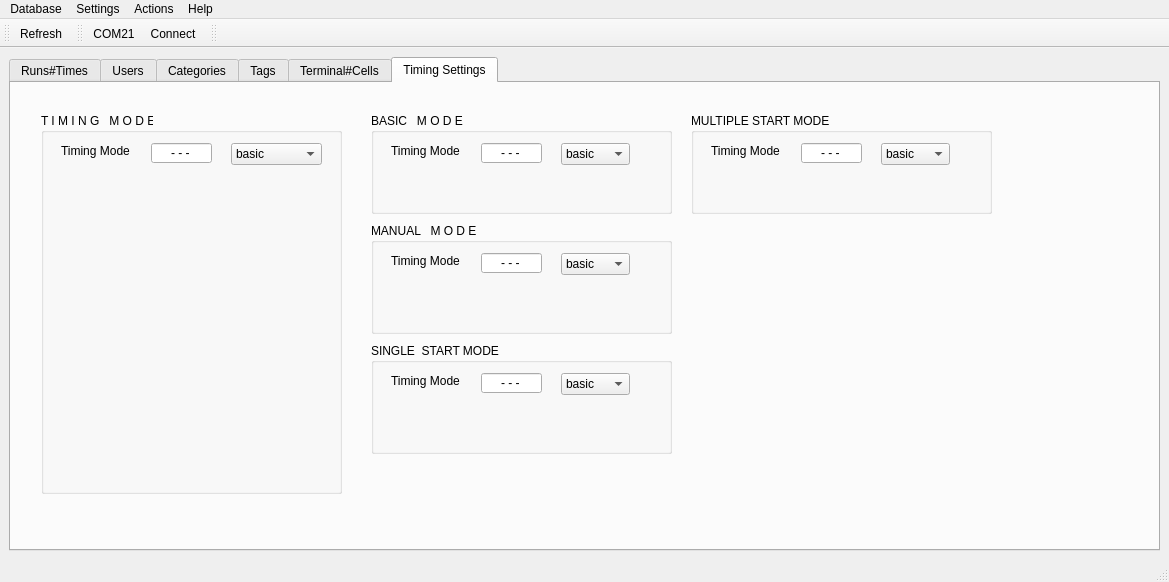
meloun/ew_aplikace, file Aplikace_1_0/Qt_designer/ewitis_qt_template_v0_1.ui: the form before one commit.
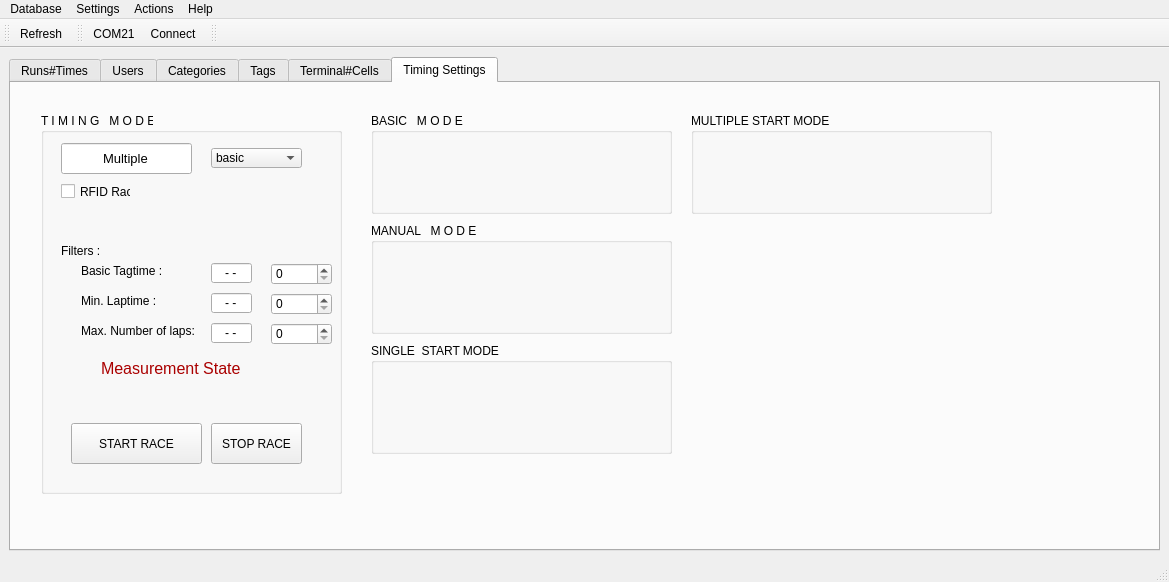
The form after the commit. The open tabs and pages were chosen to show the change. Icons and pictures are not drawn.

What changed in the file:
```diff
--- a/Aplikace_1_0/Qt_designer/ewitis_qt_template_v0_1.ui
+++ b/Aplikace_1_0/Qt_designer/ewitis_qt_template_v0_1.ui
@@ -1941,31 +1941,13 @@
         <property name="title">
          <string>T I M I N G   M O D E</string>
         </property>
-        <widget class="QLabel" name="label_17">
-         <property name="geometry">
-          <rect>
-           <x>20</x>
-           <y>30</y>
-           <width>81</width>
-           <height>16</height>
-          </rect>
-         </property>
-         <property name="font">
-          <font>
-           <pointsize>9</pointsize>
-          </font>
-         </property>
-         <property name="text">
-          <string>Timing Mode</string>
-         </property>
-        </widget>
         <widget class="QComboBox" name="comboTimingMode">
          <property name="geometry">
           <rect>
-           <x>190</x>
-           <y>30</y>
+           <x>170</x>
+           <y>35</y>
            <width>91</width>
-           <height>22</height>
+           <height>20</height>
           </rect>
          </property>
          <item>
@@ -1992,9 +1974,55 @@
         <widget class="QLineEdit" name="lineTimingMode">
          <property name="geometry">
           <rect>
-           <x>110</x>
+           <x>20</x>
            <y>30</y>
+           <width>131</width>
+           <height>31</height>
+          </rect>
+         </property>
+         <property name="font">
+          <font>
+           <pointsize>10</pointsize>
+          </font>
+         </property>
+         <property name="layoutDirection">
+          <enum>Qt::LeftToRight</enum>
+         </property>
+         <property name="autoFillBackground">
+          <bool>false</bool>
+         </property>
+         <property name="styleSheet">
+          <string notr="true"/>
+         </property>
+         <property name="text">
+          <string>Multiple</string>
+         </property>
+         <property name="alignment">
+          <set>Qt::AlignCenter</set>
+         </property>
+         <property name="readOnly">
+          <bool>true</bool>
+         </property>
+        </widget>
+        <widget class="QSpinBox" name="spinTagtime">
+         <property name="geometry">
+          <rect>
+           <x>230</x>
+           <y>150</y>
            <width>61</width>
+           <height>22</height>
+          </rect>
+         </property>
+         <property name="maximum">
+          <number>255</number>
+         </property>
+        </widget>
+        <widget class="QLineEdit" name="lineFilterTagtime">
+         <property name="geometry">
+          <rect>
+           <x>170</x>
+           <y>150</y>
+           <width>41</width>
            <height>20</height>
           </rect>
          </property>
@@ -2008,7 +2036,7 @@
           <string notr="true"/>
          </property>
          <property name="text">
-          <string>- - -</string>
+          <string>- -</string>
          </property>
          <property name="alignment">
           <set>Qt::AlignCenter</set>
@@ -2017,8 +2045,225 @@
           <bool>true</bool>
          </property>
         </widget>
+        <widget class="QLabel" name="label_13">
+         <property name="geometry">
+          <rect>
+           <x>40</x>
+           <y>150</y>
+           <width>91</width>
+           <height>16</height>
+          </rect>
+         </property>
+         <property name="font">
+          <font>
+           <pointsize>9</pointsize>
+          </font>
+         </property>
+         <property name="text">
+          <string>Basic Tagtime :</string>
+         </property>
+        </widget>
+        <widget class="QLineEdit" name="lineFilterMinlaptime">
+         <property name="geometry">
+          <rect>
+           <x>170</x>
+           <y>180</y>
+           <width>41</width>
+           <height>20</height>
+          </rect>
+         </property>
+         <property name="layoutDirection">
+          <enum>Qt::LeftToRight</enum>
+         </property>
+         <property name="autoFillBackground">
+          <bool>false</bool>
+         </property>
+         <property name="styleSheet">
+          <string notr="true"/>
+         </property>
+         <property name="text">
+          <string>- -</string>
+         </property>
+         <property name="alignment">
+          <set>Qt::AlignCenter</set>
+         </property>
+         <property name="readOnly">
+          <bool>true</bool>
+         </property>
+        </widget>
+        <widget class="QSpinBox" name="spinMinlaptime">
+         <property name="geometry">
+          <rect>
+           <x>230</x>
+           <y>180</y>
+           <width>61</width>
+           <height>22</height>
+          </rect>
+         </property>
+         <property name="maximum">
+          <number>255</number>
+         </property>
+        </widget>
+        <widget class="QLabel" name="label_14">
+         <property name="geometry">
+          <rect>
+           <x>40</x>
+           <y>180</y>
+           <width>91</width>
+           <height>16</height>
+          </rect>
+         </property>
+         <property name="font">
+          <font>
+           <pointsize>9</pointsize>
+          </font>
+         </property>
+         <property name="text">
+          <string>Min. Laptime :</string>
+         </property>
+        </widget>
+        <widget class="QLabel" name="label_15">
+         <property name="geometry">
+          <rect>
+           <x>40</x>
+           <y>210</y>
+           <width>121</width>
+           <height>16</height>
+          </rect>
+         </property>
+         <property name="font">
+          <font>
+           <pointsize>9</pointsize>
+          </font>
+         </property>
+         <property name="text">
+          <string>Max. Number of laps:</string>
+         </property>
+        </widget>
+        <widget class="QLineEdit" name="lineMaxlapnumber">
+         <property name="geometry">
+          <rect>
+           <x>170</x>
+           <y>210</y>
+           <width>41</width>
+           <height>20</height>
+          </rect>
+         </property>
+         <property name="layoutDirection">
+          <enum>Qt::LeftToRight</enum>
+         </property>
+         <property name="autoFillBackground">
+          <bool>false</bool>
+         </property>
+         <property name="styleSheet">
+          <string notr="true"/>
+         </property>
+         <property name="text">
+          <string>- -</string>
+         </property>
+         <property name="alignment">
+          <set>Qt::AlignCenter</set>
+         </property>
+         <property name="readOnly">
+          <bool>true</bool>
+         </property>
+        </widget>
+        <widget class="QSpinBox" name="spinMaxlapnumber">
+         <property name="geometry">
+          <rect>
+           <x>230</x>
+           <y>210</y>
+           <width>61</width>
+           <height>22</height>
+          </rect>
+         </property>
+         <property name="maximum">
+          <number>255</number>
+         </property>
+        </widget>
+        <widget class="QLabel" name="label_16">
+         <property name="geometry">
+          <rect>
+           <x>20</x>
+           <y>130</y>
+           <width>91</width>
+           <height>16</height>
+          </rect>
+         </property>
+         <property name="font">
+          <font>
+           <pointsize>9</pointsize>
+          </font>
+         </property>
+         <property name="text">
+          <string>Filters :</string>
+         </property>
+        </widget>
+        <widget class="QPushButton" name="pushRaceStart">
+         <property name="geometry">
+          <rect>
+           <x>30</x>
+           <y>310</y>
+           <width>131</width>
+           <height>41</height>
+          </rect>
+         </property>
+         <property name="text">
+          <string>START RACE</string>
+         </property>
+        </widget>
+        <widget class="QPushButton" name="pushRaceStop">
+         <property name="geometry">
+          <rect>
+           <x>170</x>
+           <y>310</y>
+           <width>91</width>
+           <height>41</height>
+          </rect>
+         </property>
+         <property name="text">
+          <string>STOP RACE</string>
+         </property>
+        </widget>
+        <widget class="QLabel" name="labelMeasurementState">
+         <property name="geometry">
+          <rect>
+           <x>60</x>
+           <y>245</y>
+           <width>171</width>
+           <height>21</height>
+          </rect>
+         </property>
+         <property name="font">
+          <font>
+           <pointsize>12</pointsize>
+          </font>
+         </property>
+         <property name="styleSheet">
+          <string notr="true">color:#aa0000</string>
+         </property>
+         <property name="text">
+          <string>Measurement State</string>
+         </property>
+        </widget>
+        <widget class="QCheckBox" name="checkRfidRace">
+         <property name="geometry">
+          <rect>
+           <x>20</x>
+           <y>70</y>
+           <width>70</width>
+           <height>17</height>
+          </rect>
+         </property>
+         <property name="text">
+          <string>RFID Race</string>
+         </property>
+        </widget>
        </widget>
        <widget class="QGroupBox" name="groupTerminal_3">
+        <property name="enabled">
+         <bool>true</bool>
+        </property>
         <property name="geometry">
          <rect>
           <x>360</x>
@@ -2033,82 +2278,6 @@
         <property name="title">
          <string>BASIC   M O D E</string>
         </property>
-        <widget class="QLabel" name="label_18">
-         <property name="geometry">
-          <rect>
-           <x>20</x>
-           <y>30</y>
-           <width>81</width>
-           <height>16</height>
-          </rect>
-         </property>
-         <property name="font">
-          <font>
-           <pointsize>9</pointsize>
-          </font>
-         </property>
-         <property name="text">
-          <string>Timing Mode</string>
-         </property>
-        </widget>
-        <widget class="QComboBox" name="comboLanguage_3">
-         <property name="geometry">
-          <rect>
-           <x>190</x>
-           <y>30</y>
-           <width>69</width>
-           <height>22</height>
-          </rect>
-         </property>
-         <item>
-          <property name="text">
-           <string>basic</string>
-          </property>
-         </item>
-         <item>
-          <property name="text">
-           <string>manual</string>
-          </property>
-         </item>
-         <item>
-          <property name="text">
-           <string>single start</string>
-          </property>
-         </item>
-         <item>
-          <property name="text">
-           <string>multiple start</string>
-          </property>
-         </item>
-        </widget>
-        <widget class="QLineEdit" name="lineLanguage_3">
-         <property name="geometry">
-          <rect>
-           <x>110</x>
-           <y>30</y>
-           <width>61</width>
-           <height>20</height>
-          </rect>
-         </property>
-         <property name="layoutDirection">
-          <enum>Qt::LeftToRight</enum>
-         </property>
-         <property name="autoFillBackground">
-          <bool>false</bool>
-         </property>
-         <property name="styleSheet">
-          <string notr="true"/>
-         </property>
-         <property name="text">
-          <string>- - -</string>
-         </property>
-         <property name="alignment">
-          <set>Qt::AlignCenter</set>
-         </property>
-         <property name="readOnly">
-          <bool>true</bool>
-         </property>
-        </widget>
        </widget>
        <widget class="QGroupBox" name="groupTerminal_4">
         <property name="geometry">
@@ -2125,82 +2294,6 @@
         <property name="title">
          <string>MANUAL   M O D E</string>
         </property>
-        <widget class="QLabel" name="label_19">
-         <property name="geometry">
-          <rect>
-           <x>20</x>
-           <y>30</y>
-           <width>81</width>
-           <height>16</height>
-          </rect>
-         </property>
-         <property name="font">
-          <font>
-           <pointsize>9</pointsize>
-          </font>
-         </property>
-         <property name="text">
-          <string>Timing Mode</string>
-         </property>
-        </widget>
-        <widget class="QComboBox" name="comboLanguage_4">
-         <property name="geometry">
-          <rect>
-           <x>190</x>
-           <y>30</y>
-           <width>69</width>
-           <height>22</height>
-          </rect>
-         </property>
-         <item>
-          <property name="text">
-           <string>basic</string>
-          </property>
-         </item>
-         <item>
-          <property name="text">
-           <string>manual</string>
-          </property>
-         </item>
-         <item>
-          <property name="text">
-           <string>single start</string>
-          </property>
-         </item>
-         <item>
-          <property name="text">
-           <string>multiple start</string>
-          </property>
-         </item>
-        </widget>
-        <widget class="QLineEdit" name="lineLanguage_4">
-         <property name="geometry">
-          <rect>
-           <x>110</x>
-           <y>30</y>
-           <width>61</width>
-           <height>20</height>
-          </rect>
-         </property>
-         <property name="layoutDirection">
-          <enum>Qt::LeftToRight</enum>
-         </property>
-         <property name="autoFillBackground">
-          <bool>false</bool>
-         </property>
-         <property name="styleSheet">
-          <string notr="true"/>
-         </property>
-         <property name="text">
-          <string>- - -</string>
-         </property>
-         <property name="alignment">
-          <set>Qt::AlignCenter</set>
-         </property>
-         <property name="readOnly">
-          <bool>true</bool>
-         </property>
-        </widget>
        </widget>
        <widget class="QGroupBox" name="groupTerminal_5">
         <property name="geometry">
@@ -2217,82 +2310,6 @@
         <property name="title">
          <string>MULTIPLE START MODE</string>
         </property>
-        <widget class="QLabel" name="label_22">
-         <property name="geometry">
-          <rect>
-           <x>20</x>
-           <y>30</y>
-           <width>81</width>
-           <height>16</height>
-          </rect>
-         </property>
-         <property name="font">
-          <font>
-           <pointsize>9</pointsize>
-          </font>
-         </property>
-         <property name="text">
-          <string>Timing Mode</string>
-         </property>
-        </widget>
-        <widget class="QComboBox" name="comboLanguage_7">
-         <property name="geometry">
-          <rect>
-           <x>190</x>
-           <y>30</y>
-           <width>69</width>
-           <height>22</height>
-          </rect>
-         </property>
-         <item>
-          <property name="text">
-           <string>basic</string>
-          </property>
-         </item>
-         <item>
-          <property name="text">
-           <string>manual</string>
-          </property>
-         </item>
-         <item>
-          <property name="text">
-           <string>single start</string>
-          </property>
-         </item>
-         <item>
-          <property name="text">
-           <string>multiple start</string>
-          </property>
-         </item>
-        </widget>
-        <widget class="QLineEdit" name="lineLanguage_7">
-         <property name="geometry">
-          <rect>
-           <x>110</x>
-           <y>30</y>
-           <width>61</width>
-           <height>20</height>
-          </rect>
-         </property>
-         <property name="layoutDirection">
-          <enum>Qt::LeftToRight</enum>
-         </property>
-         <property name="autoFillBackground">
-          <bool>false</bool>
-         </property>
-         <property name="styleSheet">
-          <string notr="true"/>
-         </property>
-         <property name="text">
-          <string>- - -</string>
-         </property>
-         <property name="alignment">
-          <set>Qt::AlignCenter</set>
-         </property>
-         <property name="readOnly">
-          <bool>true</bool>
-         </property>
-        </widget>
        </widget>
        <widget class="QGroupBox" name="groupTerminal_6">
         <property name="geometry">
@@ -2309,82 +2326,6 @@
         <property name="title">
          <string>SINGLE  START MODE</string>
         </property>
-        <widget class="QLabel" name="label_24">
-         <property name="geometry">
-          <rect>
-           <x>20</x>
-           <y>30</y>
-           <width>81</width>
-           <height>16</height>
-          </rect>
-         </property>
-         <property name="font">
-          <font>
-           <pointsize>9</pointsize>
-          </font>
-         </property>
-         <property name="text">
-          <string>Timing Mode</string>
-         </property>
-        </widget>
-        <widget class="QComboBox" name="comboLanguage_9">
-         <property name="geometry">
-          <rect>
-           <x>190</x>
-           <y>30</y>
-           <width>69</width>
-           <height>22</height>
-          </rect>
-         </property>
-         <item>
-          <property name="text">
-           <string>basic</string>
-          </property>
-         </item>
-         <item>
-          <property name="text">
-           <string>manual</string>
-          </property>
-         </item>
-         <item>
-          <property name="text">
-           <string>single start</string>
-          </property>
-         </item>
-         <item>
-          <property name="text">
-           <string>multiple start</string>
-          </property>
-         </item>
-        </widget>
-        <widget class="QLineEdit" name="lineLanguage_9">
-         <property name="geometry">
-          <rect>
-           <x>110</x>
-           <y>30</y>
-           <width>61</width>
-           <height>20</height>
-          </rect>
-         </property>
-         <property name="layoutDirection">
-          <enum>Qt::LeftToRight</enum>
-         </property>
-         <property name="autoFillBackground">
-          <bool>false</bool>
-         </property>
-         <property name="styleSheet">
-          <string notr="true"/>
-         </property>
-         <property name="text">
-          <string>- - -</string>
-         </property>
-         <property name="alignment">
-          <set>Qt::AlignCenter</set>
-         </property>
-         <property name="readOnly">
-          <bool>true</bool>
-         </property>
-        </widget>
        </widget>
        <zorder>groupTerminal_2</zorder>
        <zorder>groupTerminal_3</zorder>
```
Left out of the diff: 80 changed lines with no effect on the pictures.
